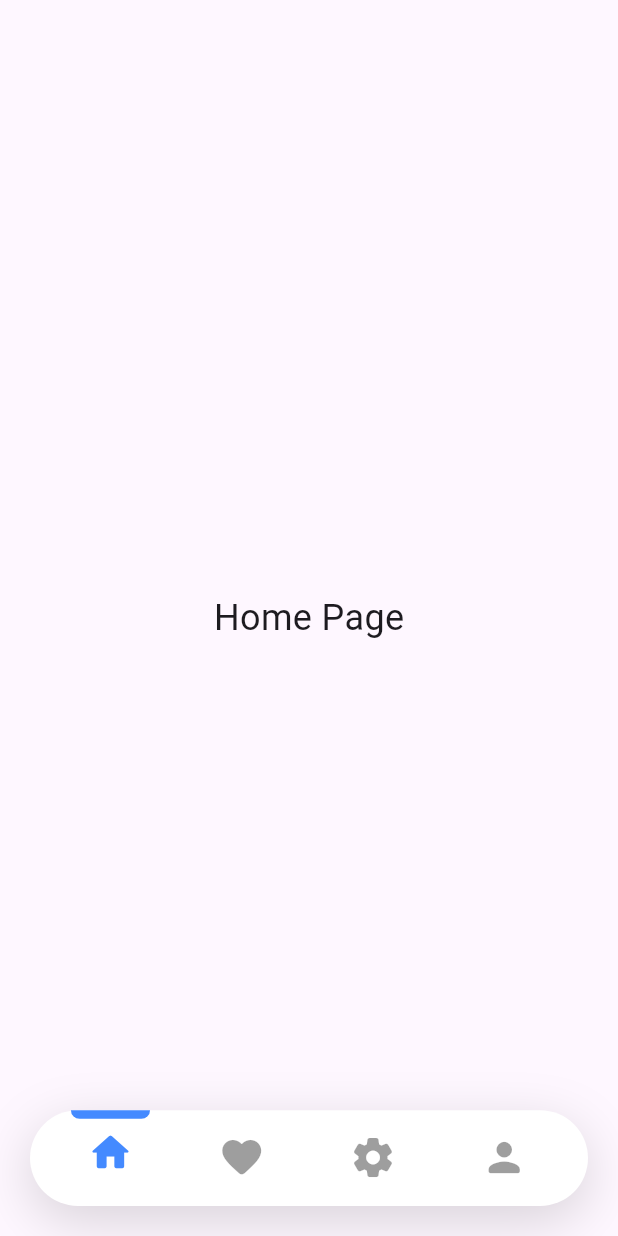
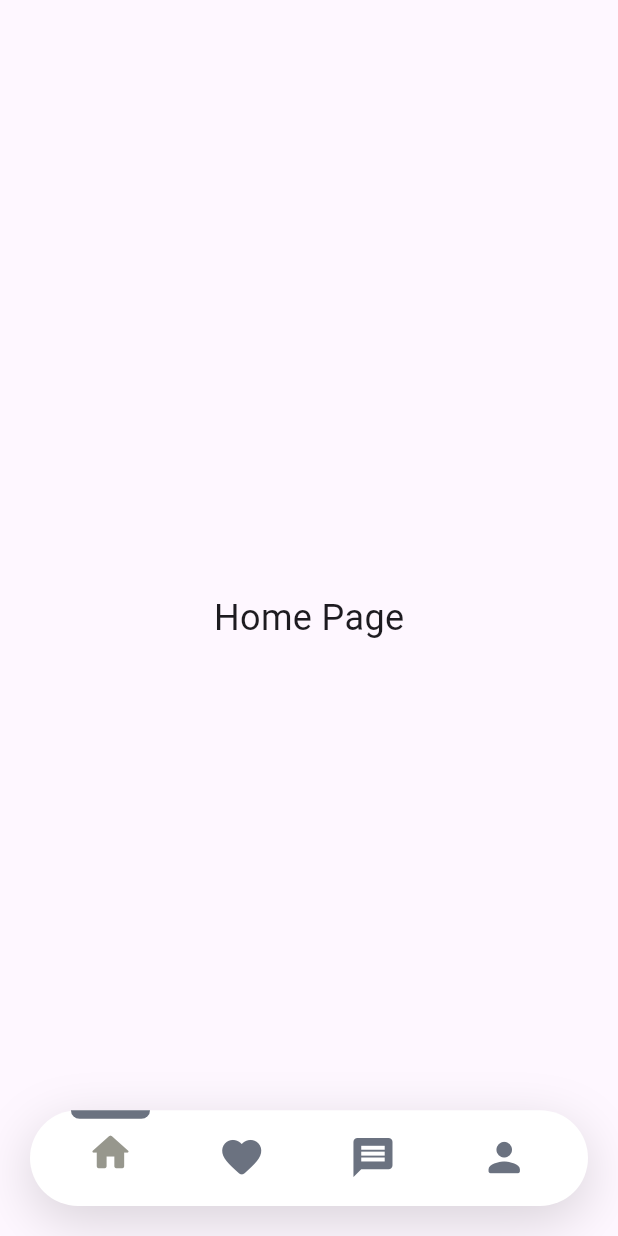
Before and after one commit to Nail-mehmet/clock, a Flutter app: the NavBar screen opened directly, on a phone screen of 412 x 824 dp. Run offline on Flutter 3.47's test engine with Material 3 defaults, Android fonts, the phone set to English and light mode, and no system bars; our stand-ins replace cloud_firestore, firebase_auth, firebase_core, google_sign_in, shared_preferences, smooth_page_indicator; missing offline and left inert: firebase_app_check; accounts and stored records are empty.

Commit message:
navbar renk ayarı

```diff
--- a/lib/Screens/Authentication/nav_bar.dart
+++ b/lib/Screens/Authentication/nav_bar.dart
@@ -1,5 +1,6 @@
 
 
+import 'package:clocker/Components/color.dart';
 import 'package:clocker/Screens/Homepage/Home_page.dart';
 import 'package:clocker/Screens/Favorites/favorites.dart';
 import 'package:clocker/Screens/Messages/messages.dart';
@@ -21,7 +22,7 @@ class _NavBarState extends State<NavBar> {
     List<IconData> listOfIcons = [
       Icons.home_rounded,
       Icons.favorite_rounded,
-      Icons.settings_rounded,
+      Icons.message,
       Icons.person_rounded,
     ];
 
@@ -91,7 +92,7 @@ class _NavBarState extends State<NavBar> {
                         width: size.width * .128,
                         height: index == currentIndex ? size.width * .014 : 0,
                         decoration: BoxDecoration(
-                          color: Colors.blueAccent,
+                          color: primaryColor,
                           borderRadius: BorderRadius.vertical(
                             bottom: Radius.circular(10),
                           ),
@@ -101,8 +102,8 @@ class _NavBarState extends State<NavBar> {
                         listOfIcons[index],
                         size: size.width * .076,
                         color: index == currentIndex
-                            ? Colors.blueAccent
-                            : Colors.black38,
+                            ? accent
+                            : primaryColor,
                       ),
                       SizedBox(height: size.width * .03),
                     ],
```
